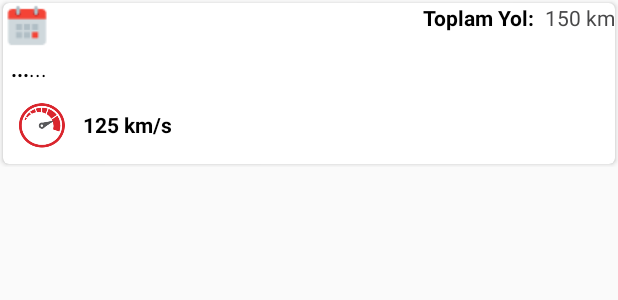
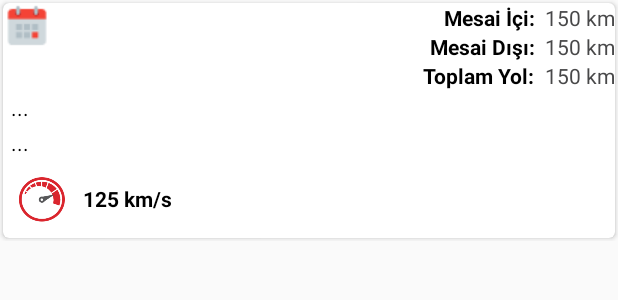
Before and after one commit to cakmakridvan/RotaMobile, an Android app: the layout report_road_item.xml on its own in the app's theme, with its tools: preview values and no code run, on a phone screen of 412 x 824 dp. Shown: the top 300 px of the screen. Run offline under Robolectric (Android 15) with nearby library versions, the light colour scheme and no system bars.

Commit message:
edited report_road.xml and list_item.xml

```diff
--- a/src/main/java/tr/net/rota/aeyacin/rotamobil/ui/adapters/ReportListAdapter.java
+++ b/src/main/java/tr/net/rota/aeyacin/rotamobil/ui/adapters/ReportListAdapter.java
@@ -49,10 +49,12 @@ public class ReportListAdapter extends RecyclerView.Adapter<ReportListAdapter.Vi
 
         final ReportData item = rArrayList.get(i);
 
-        viewHolder.totalKm.setText(String.valueOf(item.DayTotalKm + " Km/s"));
-        viewHolder.city.setText(String.valueOf(item.CityInside + ","));
+        viewHolder.totalKm.setText(String.valueOf(item.DayTotalKm + " Km"));
+        viewHolder.city.setText(String.valueOf(item.CityInside + " "));
         viewHolder.district.setText(String.valueOf(item.DistrictInside));
         viewHolder.highSpeed.setText(String.valueOf(item.HighestSpeed + " Km/s"));
+        viewHolder.atworkTime.setText(String.valueOf(item.AtWorkTimeKm + " Km"));
+        viewHolder.outWorkTime.setText(String.valueOf(item.OutOfWorkKm + " Km"));
         String title="";
 
         try {
@@ -78,7 +80,7 @@ public class ReportListAdapter extends RecyclerView.Adapter<ReportListAdapter.Vi
 
     public class ViewHolder extends RecyclerView.ViewHolder {
 
-        TextView rDate,totalKm,highSpeed,city,district;
+        TextView rDate,totalKm,highSpeed,city,district,atworkTime,outWorkTime;
 
         public ViewHolder(View view) {
             super(view);
@@ -87,9 +89,8 @@ public class ReportListAdapter extends RecyclerView.Adapter<ReportListAdapter.Vi
             highSpeed = view.findViewById(R.id.report_max_speed);
             city = view.findViewById(R.id.report_city);
             district = view.findViewById(R.id.report_district);
-
-
-
+            atworkTime = view.findViewById(R.id.report_atWorkTime);
+            outWorkTime = view.findViewById(R.id.report_outOfWorkTime);
 
         }
     }
--- a/src/main/res/layout/content_report.xml
+++ b/src/main/res/layout/content_report.xml
@@ -39,7 +39,7 @@
                 android:layout_width="match_parent"
                 android:layout_height="wrap_content"
                 android:gravity="center"
-                android:text="AYLIK RAPOR"
+                android:text="Genel Rapor"
                 android:textAllCaps="true"
                 android:textAppearance="?android:attr/textAppearanceLarge"
                 android:textColor="@color/black"
--- a/src/main/res/layout/list_item.xml
+++ b/src/main/res/layout/list_item.xml
@@ -209,7 +209,7 @@
                     android:layout_margin="1sp"
                     android:layout_weight="25"
                     android:orientation="horizontal"
-                    android:weightSum="1.22">
+                    android:weightSum="1.68">
 
                     <Button
                         android:id="@+id/buttonTrack"
@@ -231,7 +231,7 @@
                         android:layout_width="match_parent"
                         android:layout_height="match_parent"
                         android:layout_margin="2dp"
-                        android:layout_weight="0.40"
+                        android:layout_weight="0.42"
                         android:background="@drawable/raised_selector"
                         android:drawableLeft="@drawable/ic_history_dual_point"
                         android:drawableStart="@drawable/ic_history_dual_point"
@@ -246,7 +246,7 @@
                     android:layout_width="match_parent"
                     android:layout_height="match_parent"
                     android:layout_margin="2dp"
-                    android:layout_weight="0.40"
+                    android:layout_weight="0.42"
                     android:background="@drawable/raised_selector"
                     android:drawableLeft="@drawable/ic_monthly_table"
                     android:drawableStart="@drawable/ic_monthly_table"
@@ -257,8 +257,9 @@
                     tools:ignore="ButtonStyle,RtlHardcoded" />
 
                     <Button
+                        android:layout_weight="0.42"
                         android:id="@+id/buttonReport"
-                        android:layout_width="wrap_content"
+                        android:layout_width="match_parent"
                         android:layout_height="match_parent"
                         android:layout_margin="2dp"
                         android:background="@drawable/raised_selector"
--- a/src/main/res/layout/report_road_item.xml
+++ b/src/main/res/layout/report_road_item.xml
@@ -31,10 +31,11 @@
             <LinearLayout
                 android:layout_width="wrap_content"
                 android:layout_height="wrap_content"
-                android:layout_weight="0.33"
                 android:gravity="center"
                 android:orientation="horizontal"
-                android:textAlignment="center">
+                android:textAlignment="center"
+                android:layout_weight="0.33"
+                >
 
                 <TextView
                     android:id="@+id/report_date"
@@ -49,10 +50,68 @@
             </LinearLayout>
 
             <LinearLayout
-                android:layout_marginLeft="20dp"
                 android:layout_width="wrap_content"
                 android:layout_height="wrap_content"
+                android:orientation="vertical"
+                android:gravity="right"
                 android:layout_weight="0.67"
+                >
+
+
+
+                <LinearLayout
+                    android:layout_width="wrap_content"
+                    android:layout_height="wrap_content"
+                    android:gravity="right"
+                    android:orientation="horizontal"
+
+                    >
+                    <TextView
+                        android:layout_width="wrap_content"
+                        android:layout_height="match_parent"
+                        android:gravity="left|center_vertical"
+                        android:text="Mesai İçi: "
+                        android:textStyle="bold"
+                        android:textColor="#000000"
+                        tools:ignore="HardcodedText" />
+                    <TextView
+                        android:id="@+id/report_atWorkTime"
+                        android:layout_width="wrap_content"
+                        android:layout_height="match_parent"
+                        android:gravity="left|center_vertical"
+                        android:text=" 150 km"
+                        android:textColor="#484849" />
+
+                </LinearLayout>
+
+                <LinearLayout
+                    android:layout_width="wrap_content"
+                    android:layout_height="wrap_content"
+                    android:gravity="right"
+                    android:orientation="horizontal"
+
+                    >
+                    <TextView
+                        android:layout_width="wrap_content"
+                        android:layout_height="match_parent"
+                        android:gravity="left|center_vertical"
+                        android:text="Mesai Dışı: "
+                        android:textStyle="bold"
+                        android:textColor="#000000"
+                        tools:ignore="HardcodedText" />
+                    <TextView
+                        android:id="@+id/report_outOfWorkTime"
+                        android:layout_width="wrap_content"
+                        android:layout_height="match_parent"
+                        android:gravity="left|center_vertical"
+                        android:text=" 150 km"
+                        android:textColor="#484849" />
+
+                </LinearLayout>
+
+                <LinearLayout
+                    android:layout_width="wrap_content"
+                    android:layout_height="wrap_content"
                     android:gravity="right"
                     android:orientation="horizontal">
                     <TextView
@@ -73,7 +132,11 @@
 
                 </LinearLayout>
 
+
             </LinearLayout>
+
+        </LinearLayout>
+
 
         <LinearLayout
             android:layout_width="match_parent"
@@ -90,9 +153,21 @@
                 android:layout_height="match_parent"
                 android:text="..."
                 android:textColor="#000000"
-                android:textStyle="bold"
                 tools:ignore="HardcodedText,NestedWeights,RtlHardcoded"
                 />
+
+
+
+</LinearLayout>
+
+        <LinearLayout
+            android:layout_width="match_parent"
+            android:layout_height="wrap_content"
+            android:layout_marginLeft="3sp"
+            android:layout_marginRight="3sp"
+            android:orientation="horizontal"
+            android:padding="2sp"
+            >
 
             <TextView
                 android:layout_gravity="center"
@@ -106,11 +181,12 @@
 
         </LinearLayout>
 
+
+
             <LinearLayout
                 android:layout_width="match_parent"
                 android:layout_height="wrap_content"
                 android:layout_marginRight="3sp"
-                android:orientation="horizontal"
                 android:padding="2sp"
                 >
 
@@ -130,6 +206,8 @@
 
             </LinearLayout>
 
+
+
         </LinearLayout>
 
     </android.support.v7.widget.CardView>
--- a/src/main/res/values/strings.xml
+++ b/src/main/res/values/strings.xml
@@ -39,6 +39,6 @@
     <string name="btn_name_track">İzle</string>
     <string name="btn_name_history">Geçmiş</string>
     <string name="btn_name_monthly_table">Aylık Tablo</string>
-    <string name="btn_name_report">Rapor</string>
-    <string name="title_activity_report">Aylık Rapor</string>
+    <string name="btn_name_report">Genel Rapor</string>
+    <string name="title_activity_report">Genel Rapor</string>
 </resources>
```
Also changed, not shown: 95 other files. Lines whose indentation alone changed are shown as unchanged.
